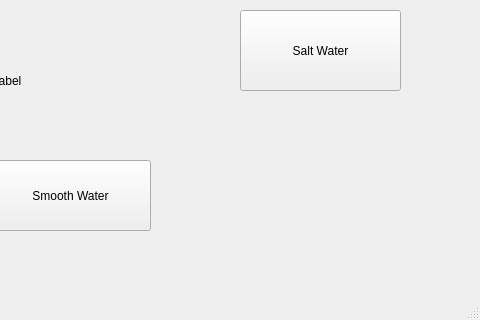
University-of-Utah-CS3505/a8-edu-app-xing-liu123, file A8/view.ui: the form before one commit; both pictures show x 320 to 800 and y 280 to 600 of the 800 by 600 pixel window.
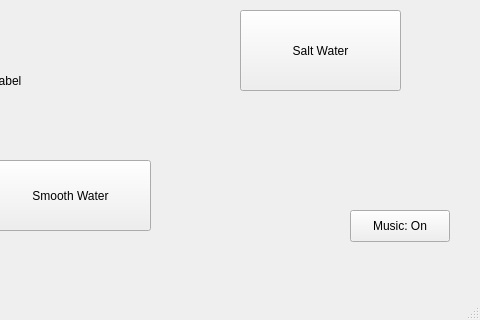
The form after the commit. The open tabs and pages were chosen to show the change.

What changed in the file:
```diff
--- a/A8/view.ui
+++ b/A8/view.ui
@@ -149,6 +149,19 @@
        <string>TextLabel</string>
       </property>
      </widget>
+     <widget class="QPushButton" name="mainMenuMucisButton">
+      <property name="geometry">
+       <rect>
+        <x>670</x>
+        <y>490</y>
+        <width>100</width>
+        <height>32</height>
+       </rect>
+      </property>
+      <property name="text">
+       <string>Music: On</string>
+      </property>
+     </widget>
     </widget>
     <widget class="QWidget" name="FishingPage">
      <property name="mouseTracking">
```
Left out of the diff: 4 changed lines with no effect on the pictures.
